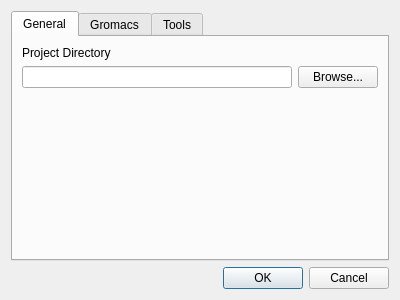
This is ui/preferencesdialog.ui in breuerss/gromacs-ui as Qt 5 draws it before an edit. The edited form follows.
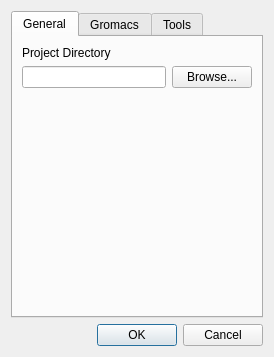
This is the edited form.

The edit to the form file:
```diff
--- a/ui/preferencesdialog.ui
+++ b/ui/preferencesdialog.ui
@@ -6,8 +6,8 @@
    <rect>
     <x>0</x>
     <y>0</y>
-    <width>400</width>
-    <height>300</height>
+    <width>274</width>
+    <height>357</height>
    </rect>
   </property>
   <property name="windowTitle">
```
